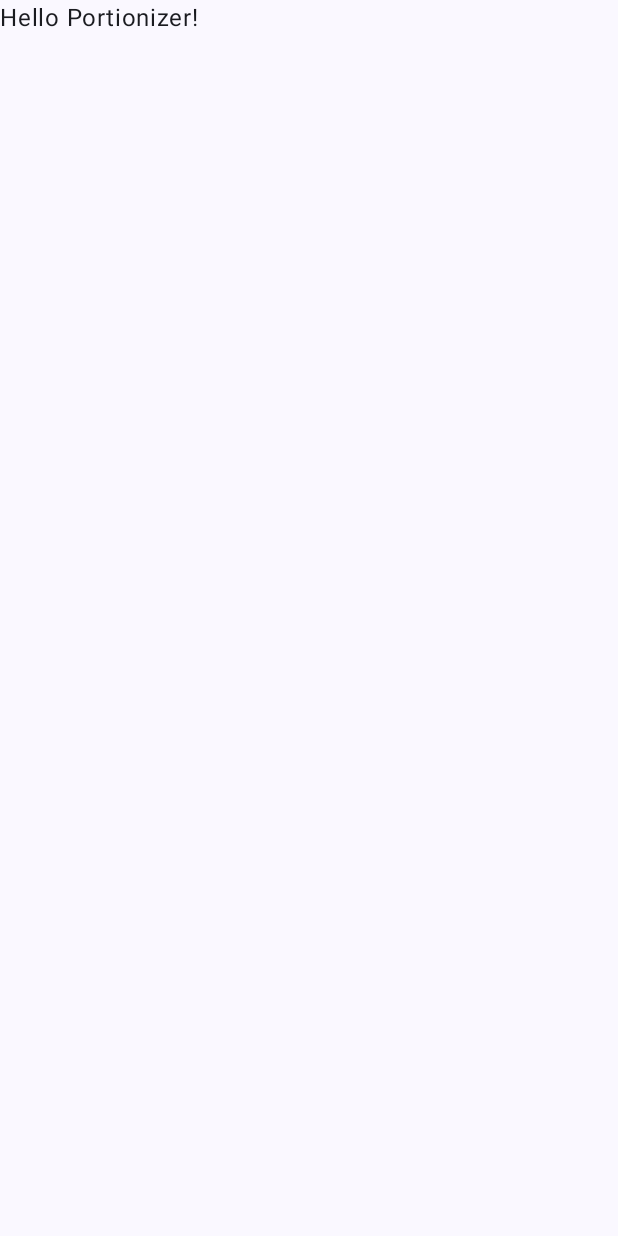
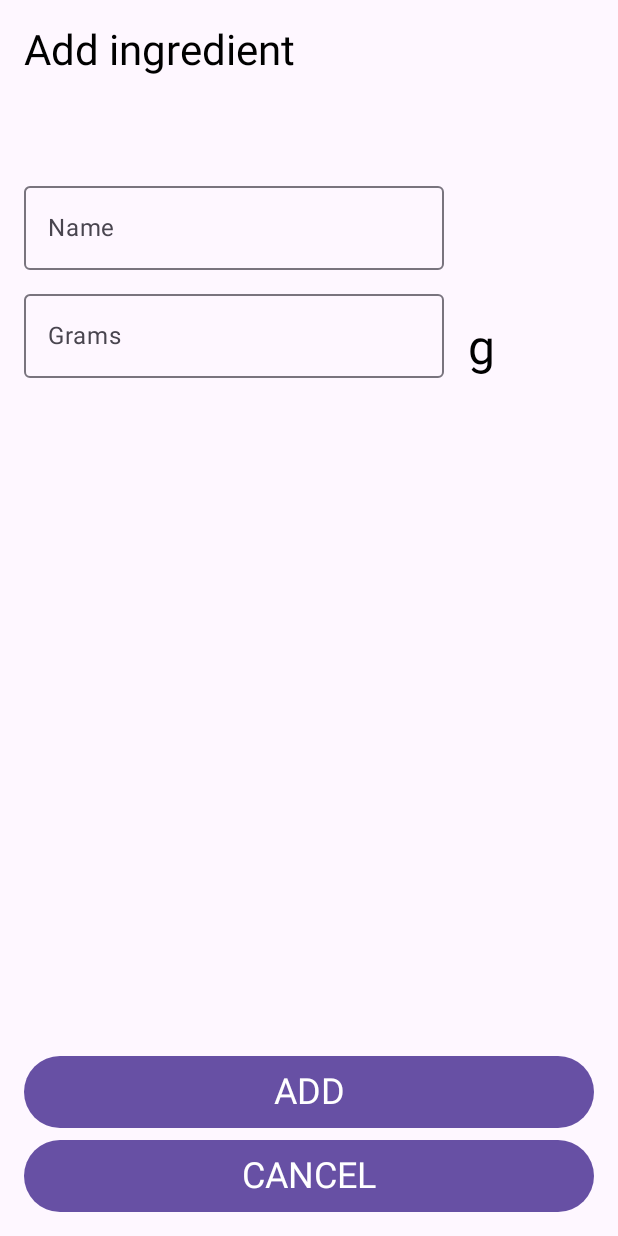
Before and after one commit to laura-abramovic/portionizer, an Android app built with Jetpack Compose: the screen it shows after launch (MainActivity), on a phone screen of 412 x 824 dp. Before the commit the screen is almost empty. Run offline under Robolectric (Android 15) with nearby library versions, the phone set to English and light mode, and no system bars.

Commit message:
Add AddNewIngredientScreen UI

```diff
--- /dev/null
+++ b/app/src/main/java/com/abramoviclaura/portionizer/AddNewIngredientScreen.kt
@@ -0,0 +1,123 @@
+package com.abramoviclaura.portionizer
+
+import androidx.compose.foundation.background
+import androidx.compose.foundation.layout.Column
+import androidx.compose.foundation.layout.Row
+import androidx.compose.foundation.layout.Spacer
+import androidx.compose.foundation.layout.fillMaxSize
+import androidx.compose.foundation.layout.fillMaxWidth
+import androidx.compose.foundation.layout.height
+import androidx.compose.foundation.layout.imePadding
+import androidx.compose.foundation.layout.padding
+import androidx.compose.foundation.layout.systemBarsPadding
+import androidx.compose.foundation.layout.width
+import androidx.compose.foundation.text.KeyboardOptions
+import androidx.compose.material3.Button
+import androidx.compose.material3.MaterialTheme
+import androidx.compose.material3.OutlinedTextField
+import androidx.compose.material3.Text
+import androidx.compose.runtime.Composable
+import androidx.compose.runtime.getValue
+import androidx.compose.runtime.mutableStateOf
+import androidx.compose.runtime.remember
+import androidx.compose.runtime.setValue
+import androidx.compose.ui.Alignment
+import androidx.compose.ui.Modifier
+import androidx.compose.ui.res.stringResource
+import androidx.compose.ui.text.input.ImeAction
+import androidx.compose.ui.text.input.KeyboardType
+import androidx.compose.ui.tooling.preview.Preview
+import com.abramoviclaura.portionizer.ui.theme.LocalDimensionSystem
+import com.abramoviclaura.portionizer.ui.theme.PortionizerTheme
+
+@Composable
+fun AddNewIngredientScreen(
+    onAddClick: () -> Unit,
+    onCancelClick: () -> Unit,
+) {
+    var name by remember { mutableStateOf("") }
+    var grams by remember { mutableStateOf("") }
+
+    Column(
+        modifier = Modifier
+            .fillMaxSize()
+            .background(MaterialTheme.colorScheme.background)
+            .systemBarsPadding()
+            .imePadding()
+            .padding(LocalDimensionSystem.current.spacingDimensions.m)
+    ) {
+        Text(
+            text = stringResource(R.string.add_ingredient),
+            style = MaterialTheme.typography.headlineMedium
+        )
+
+        Spacer(Modifier.height(LocalDimensionSystem.current.spacingDimensions.xl))
+
+        OutlinedTextField(
+            value = name,
+            onValueChange = {
+                name = it
+            },
+            label = {
+                Text(stringResource(R.string.ingredient_name_label))
+            },
+            maxLines = 1,
+            keyboardOptions = KeyboardOptions(keyboardType = KeyboardType.Text, imeAction = ImeAction.Next)
+        )
+
+        Spacer(Modifier.height(LocalDimensionSystem.current.spacingDimensions.s))
+
+        Row(verticalAlignment = Alignment.Bottom) {
+            OutlinedTextField(
+                value = grams,
+                onValueChange = { value ->
+                    grams = value.filter { it.isDigit() }
+                },
+                label = {
+                    Text(stringResource(R.string.ingredient_quantity_label))
+                },
+                keyboardOptions = KeyboardOptions(keyboardType = KeyboardType.Number, imeAction = ImeAction.Done)
+            )
+
+            Spacer(Modifier.width(LocalDimensionSystem.current.spacingDimensions.m))
+
+            Text(
+                text = stringResource(R.string.grams_label),
+                style = MaterialTheme.typography.headlineLarge
+            )
+        }
+
+        Spacer(Modifier.weight(1f))
+
+        Button(
+            onClick = onAddClick,
+            modifier = Modifier.fillMaxWidth()
+        ) {
+            Text(
+                text = stringResource(R.string.add).uppercase(),
+                style = MaterialTheme.typography.headlineSmall
+            )
+        }
+
+        Spacer(Modifier.height(LocalDimensionSystem.current.spacingDimensions.s))
+
+        Button(
+            onClick = onCancelClick,
+            modifier = Modifier.fillMaxWidth()
+        ) {
+            Text(
+                text = stringResource(R.string.cancel).uppercase(),
+                style = MaterialTheme.typography.headlineSmall
+            )
+        }
+    }
+}
+
+@Preview
+@Composable
+private fun PreviewAddNewIngredientScreen() = PortionizerTheme {
+    AddNewIngredientScreen(
+        onAddClick = {},
+        onCancelClick = {}
+    )
+}
--- a/app/src/main/java/com/abramoviclaura/portionizer/MainActivity.kt
+++ b/app/src/main/java/com/abramoviclaura/portionizer/MainActivity.kt
@@ -4,13 +4,6 @@ import android.os.Bundle
 import androidx.activity.ComponentActivity
 import androidx.activity.compose.setContent
 import androidx.activity.enableEdgeToEdge
-import androidx.compose.foundation.layout.fillMaxSize
-import androidx.compose.foundation.layout.padding
-import androidx.compose.material3.Scaffold
-import androidx.compose.material3.Text
-import androidx.compose.runtime.Composable
-import androidx.compose.ui.Modifier
-import androidx.compose.ui.tooling.preview.Preview
 import com.abramoviclaura.portionizer.ui.theme.PortionizerTheme
 
 class MainActivity : ComponentActivity() {
@@ -19,29 +12,8 @@ class MainActivity : ComponentActivity() {
         enableEdgeToEdge()
         setContent {
             PortionizerTheme {
-                Scaffold(modifier = Modifier.fillMaxSize()) { innerPadding ->
-                    Greeting(
-                        name = "Portionizer",
-                        modifier = Modifier.padding(innerPadding)
-                    )
-                }
+                AddNewIngredientScreen(onAddClick = {}, onCancelClick = {})
             }
         }
     }
 }
-
-@Composable
-fun Greeting(name: String, modifier: Modifier = Modifier) {
-    Text(
-        text = "Hello $name!",
-        modifier = modifier
-    )
-}
-
-@Preview(showBackground = true)
-@Composable
-fun GreetingPreview() {
-    PortionizerTheme {
-        Greeting("Portionizer")
-    }
-}
--- /dev/null
+++ b/app/src/main/java/com/abramoviclaura/portionizer/ui/theme/Dimens.kt
@@ -0,0 +1,34 @@
+package com.abramoviclaura.portionizer.ui.theme
+
+import androidx.compose.runtime.Immutable
+import androidx.compose.runtime.staticCompositionLocalOf
+import androidx.compose.ui.unit.Dp
+import androidx.compose.ui.unit.dp
+
+internal val spacingDimensionValues = SpacingDimensions(
+    xxs = 2.dp,
+    xs = 4.dp,
+    s = 8.dp,
+    m = 16.dp,
+    l = 32.dp,
+    xl = 64.dp,
+    xxl = 128.dp
+)
+
+@Immutable
+data class SpacingDimensions(
+    val xxs: Dp = Dp.Unspecified,
+    val xs: Dp = Dp.Unspecified,
+    val s: Dp = Dp.Unspecified,
+    val m: Dp = Dp.Unspecified,
+    val l: Dp = Dp.Unspecified,
+    val xl: Dp = Dp.Unspecified,
+    val xxl: Dp = Dp.Unspecified,
+)
+
+@Immutable
+data class DimensionSystem(
+    val spacingDimensions: SpacingDimensions = SpacingDimensions(),
+)
+
+val LocalDimensionSystem = staticCompositionLocalOf { DimensionSystem() }
--- a/app/src/main/java/com/abramoviclaura/portionizer/ui/theme/Theme.kt
+++ b/app/src/main/java/com/abramoviclaura/portionizer/ui/theme/Theme.kt
@@ -1,15 +1,10 @@
 package com.abramoviclaura.portionizer.ui.theme
 
-import android.app.Activity
-import android.os.Build
 import androidx.compose.foundation.isSystemInDarkTheme
-import androidx.compose.material3.MaterialTheme
 import androidx.compose.material3.darkColorScheme
-import androidx.compose.material3.dynamicDarkColorScheme
-import androidx.compose.material3.dynamicLightColorScheme
 import androidx.compose.material3.lightColorScheme
 import androidx.compose.runtime.Composable
-import androidx.compose.ui.platform.LocalContext
+import androidx.compose.runtime.CompositionLocalProvider
 
 private val DarkColorScheme = darkColorScheme(
     primary = Purple80,
@@ -21,38 +16,26 @@ private val LightColorScheme = lightColorScheme(
     primary = Purple40,
     secondary = PurpleGrey40,
     tertiary = Pink40
-
-    /* Other default colors to override
-    background = Color(0xFFFFFBFE),
-    surface = Color(0xFFFFFBFE),
-    onPrimary = Color.White,
-    onSecondary = Color.White,
-    onTertiary = Color.White,
-    onBackground = Color(0xFF1C1B1F),
-    onSurface = Color(0xFF1C1B1F),
-    */
 )
 
 @Composable
 fun PortionizerTheme(
     darkTheme: Boolean = isSystemInDarkTheme(),
-    // Dynamic color is available on Android 12+
     dynamicColor: Boolean = true,
-    content: @Composable () -> Unit
+    content: @Composable () -> Unit,
 ) {
-    val colorScheme = when {
-        dynamicColor && Build.VERSION.SDK_INT >= Build.VERSION_CODES.S -> {
-            val context = LocalContext.current
-            if (darkTheme) dynamicDarkColorScheme(context) else dynamicLightColorScheme(context)
-        }
+    val dimensionSystem = DimensionSystem(
+        spacingDimensions = spacingDimensionValues
+    )
 
-        darkTheme -> DarkColorScheme
-        else -> LightColorScheme
-    }
-
-    MaterialTheme(
-        colorScheme = colorScheme,
-        typography = Typography,
+    CompositionLocalProvider(
+        LocalDimensionSystem provides dimensionSystem,
         content = content
     )
 }
+
+object PortionizerTheme {
+    val dimensionSystem: DimensionSystem
+        @Composable
+        get() = LocalDimensionSystem.current
+}
--- a/app/src/main/res/values/strings.xml
+++ b/app/src/main/res/values/strings.xml
@@ -1,3 +1,10 @@
 <resources>
     <string name="app_name">Portionizer</string>
+
+    <string name="add_ingredient">Add ingredient</string>
+    <string name="ingredient_name_label">Name</string>
+    <string name="ingredient_quantity_label">Grams</string>
+    <string name="grams_label">g</string>
+    <string name="add">Add</string>
+    <string name="cancel">Cancel</string>
 </resources>
```
